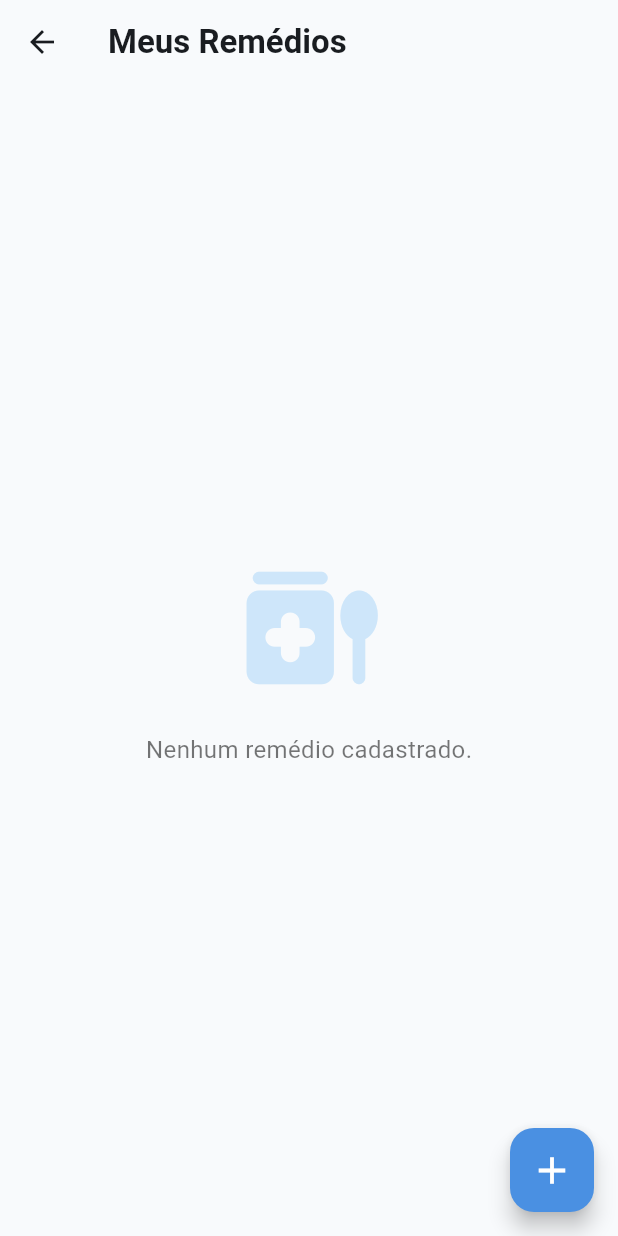
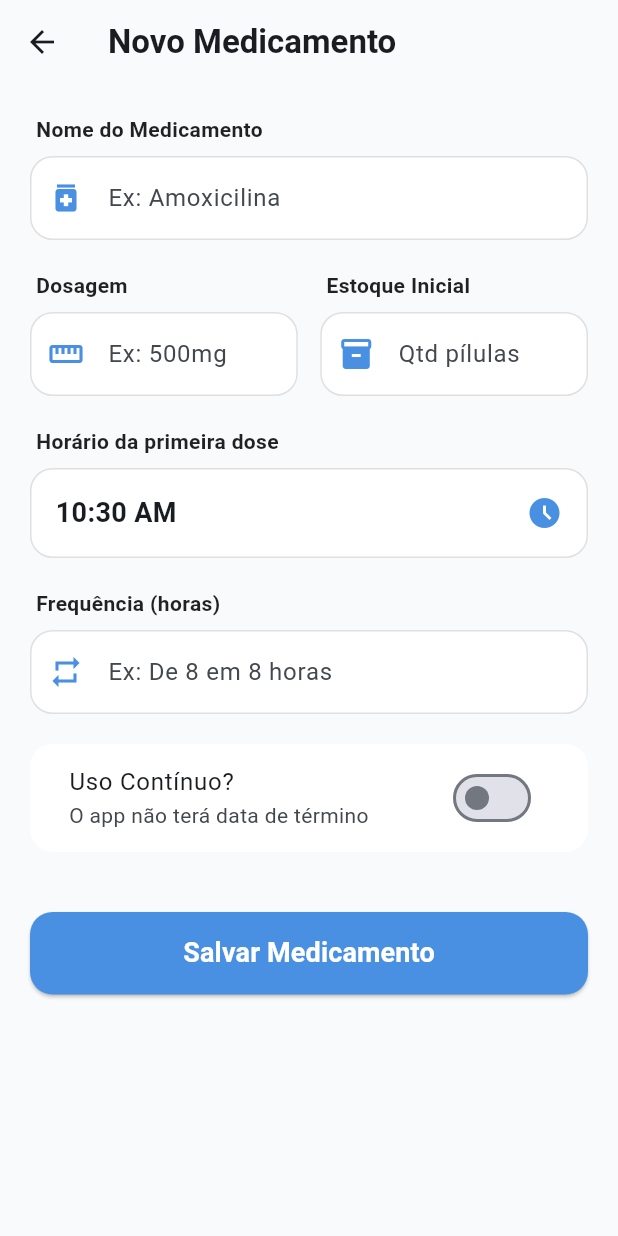
Before and after one commit to ecrezzende/JaTomei, a Flutter app: the MedicationsScreen screen opened directly, after a tap on the "add" icon, on a phone screen of 412 x 824 dp. Run offline on Flutter 3.47's test engine with Material 3 defaults, Android fonts, the phone set to English and light mode, and no system bars.

Commit message:
fix: feat: adiciona tela de cadastro de medicamentos com seletor de horas

```diff
--- /dev/null
+++ b/lib/screens/add_medication_screen.dart
@@ -0,0 +1,171 @@
+import 'package:flutter/material.dart';
+
+class AddMedicationScreen extends StatefulWidget {
+  const AddMedicationScreen({super.key});
+
+  @override
+  State<AddMedicationScreen> createState() => _AddMedicationScreenState();
+}
+
+class _AddMedicationScreenState extends State<AddMedicationScreen> {
+  // Variáveis para guardar o que o usuário digita
+  TimeOfDay selectedTime = TimeOfDay.now();
+  bool isContinuous = false;
+
+  // Função para abrir o relógio estilo alarme
+  Future<void> _selectTime(BuildContext context) async {
+    final TimeOfDay? picked = await showTimePicker(
+      context: context,
+      initialTime: selectedTime,
+    );
+    if (picked != null && picked != selectedTime) {
+      setState(() {
+        selectedTime = picked;
+      });
+    }
+  }
+
+  @override
+  Widget build(BuildContext context) {
+    return Scaffold(
+      backgroundColor: const Color(0xFFF8FAFC),
+      appBar: AppBar(
+        title: const Text("Novo Medicamento", style: TextStyle(fontWeight: FontWeight.bold)),
+        backgroundColor: Colors.transparent,
+      ),
+      body: SingleChildScrollView( // Permite rolar a tela se o teclado abrir
+        padding: const EdgeInsets.all(20),
+        child: Column(
+          crossAxisAlignment: CrossAxisAlignment.start,
+          children: [
+            _buildLabel("Nome do Medicamento"),
+            _buildTextField("Ex: Amoxicilina", Icons.medication),
+
+            const SizedBox(height: 20),
+
+            Row(
+              children: [
+                Expanded(
+                  child: Column(
+                    crossAxisAlignment: CrossAxisAlignment.start,
+                    children: [
+                      _buildLabel("Dosagem"),
+                      _buildTextField("Ex: 500mg", Icons.straighten),
+                    ],
+                  ),
+                ),
+                const SizedBox(width: 15),
+                Expanded(
+                  child: Column(
+                    crossAxisAlignment: CrossAxisAlignment.start,
+                    children: [
+                      _buildLabel("Estoque Inicial"),
+                      _buildTextField("Qtd pílulas", Icons.inventory),
+                    ],
+                  ),
+                ),
+              ],
+            ),
+
+            const SizedBox(height: 20),
+
+            _buildLabel("Horário da primeira dose"),
+            InkWell(
+              onTap: () => _selectTime(context),
+              child: Container(
+                padding: const EdgeInsets.all(16),
+                decoration: BoxDecoration(
+                  color: Colors.white,
+                  borderRadius: BorderRadius.circular(15),
+                  border: Border.all(color: Colors.black12),
+                ),
+                child: Row(
+                  mainAxisAlignment: MainAxisAlignment.spaceBetween,
+                  children: [
+                    Text(
+                      selectedTime.format(context),
+                      style: const TextStyle(fontSize: 18, fontWeight: FontWeight.bold),
+                    ),
+                    const Icon(Icons.access_time_filled, color: Color(0xFF4A90E2)),
+                  ],
+                ),
+              ),
+            ),
+
+            const SizedBox(height: 20),
+
+            _buildLabel("Frequência (horas)"),
+            _buildTextField("Ex: De 8 em 8 horas", Icons.repeat),
+
+            const SizedBox(height: 20),
+
+            // Interruptor para Uso Contínuo
+            Container(
+              padding: const EdgeInsets.symmetric(horizontal: 10),
+              decoration: BoxDecoration(
+                color: Colors.white,
+                borderRadius: BorderRadius.circular(15),
+              ),
+              child: SwitchListTile(
+                title: const Text("Uso Contínuo?"),
+                subtitle: const Text("O app não terá data de término"),
+                value: isContinuous,
+                onChanged: (value) {
+                  setState(() {
+                    isContinuous = value;
+                  });
+                },
+                activeColor: const Color(0xFF4A90E2),
+              ),
+            ),
+
+            const SizedBox(height: 40),
+
+            // Botão Salvar
+            SizedBox(
+              width: double.infinity,
+              height: 55,
+              child: ElevatedButton(
+                onPressed: () => Navigator.pop(context),
+                style: ElevatedButton.styleFrom(
+                  backgroundColor: const Color(0xFF4A90E2),
+                  shape: RoundedRectangleBorder(borderRadius: BorderRadius.circular(15)),
+                ),
+                child: const Text("Salvar Medicamento",
+                  style: TextStyle(color: Colors.white, fontSize: 18, fontWeight: FontWeight.bold)),
+              ),
+            ),
+          ],
+        ),
+      ),
+    );
+  }
+
+  // Widget auxiliar para as etiquetas (Labels)
+  Widget _buildLabel(String text) {
+    return Padding(
+      padding: const EdgeInsets.only(bottom: 8, left: 4),
+      child: Text(text, style: const TextStyle(fontWeight: FontWeight.bold, color: Colors.black87)),
+    );
+  }
+
+  // Widget auxiliar para criar campos de texto padronizados
+  Widget _buildTextField(String hint, IconData icon) {
+    return TextField(
+      decoration: InputDecoration(
+        hintText: hint,
+        prefixIcon: Icon(icon, color: const Color(0xFF4A90E2)),
+        filled: true,
+        fillColor: Colors.white,
+        border: OutlineInputBorder(
+          borderRadius: BorderRadius.circular(15),
+          borderSide: BorderSide.none,
+        ),
+        enabledBorder: OutlineInputBorder(
+          borderRadius: BorderRadius.circular(15),
+          borderSide: const BorderSide(color: Colors.black12),
+        ),
+      ),
+    );
+  }
+}
--- a/lib/screens/medications_screen.dart
+++ b/lib/screens/medications_screen.dart
@@ -1,4 +1,5 @@
 import 'package:flutter/material.dart';
+import 'add_medication_screen.dart';
 
 class MedicationsScreen extends StatelessWidget {
   const MedicationsScreen({super.key});
@@ -29,8 +30,10 @@ class MedicationsScreen extends StatelessWidget {
       // O botão de adicionar (+)
       floatingActionButton: FloatingActionButton(
         onPressed: () {
-          // Aqui vamos abrir a tela de cadastro em breve!
-          print("Botão de adicionar clicado!");
+          Navigator.push(
+            context,
+            MaterialPageRoute(builder: (context) => const AddMedicationScreen()),
+          );
         },
         backgroundColor: const Color(0xFF4A90E2),
         child: const Icon(Icons.add, color: Colors.white, size: 30),
```
